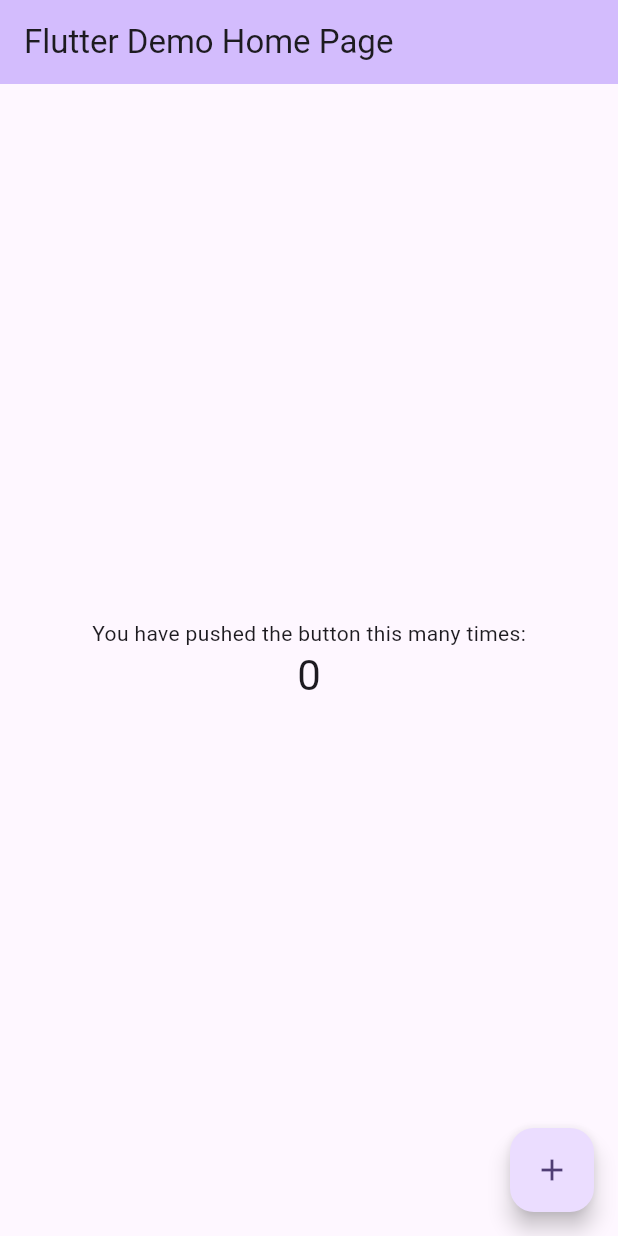
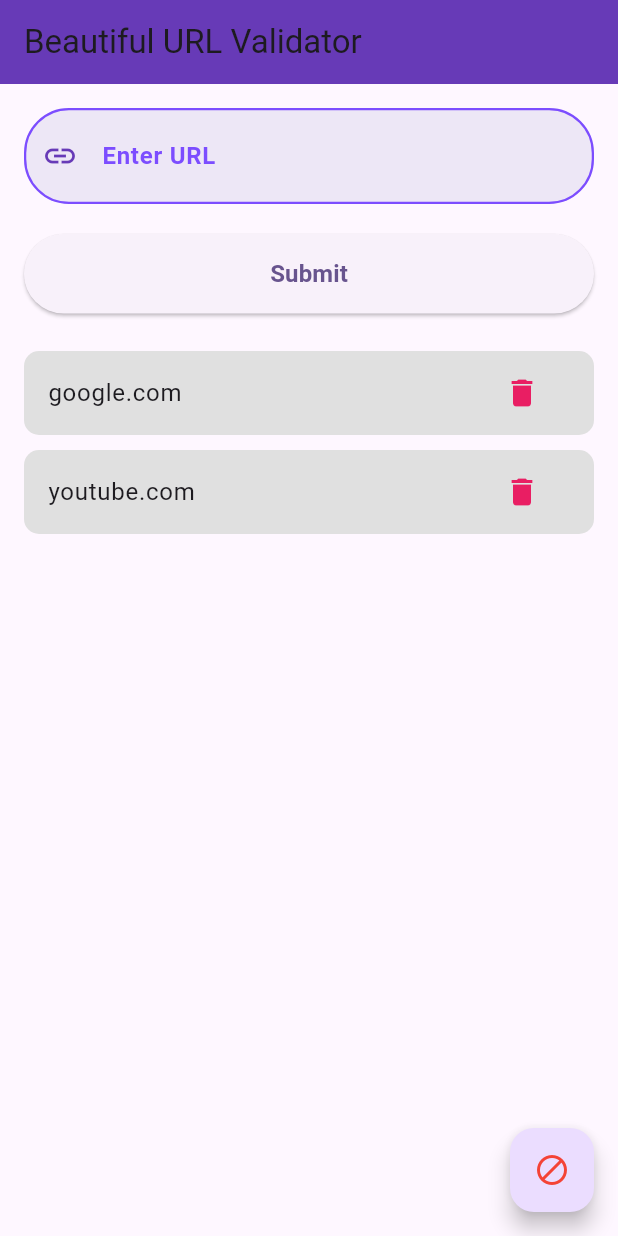
Before and after one commit to Amarj234/domain_blocker_globle_flutter, a Flutter app: the screen it shows after launch, on a phone screen of 412 x 824 dp. Run offline on Flutter 3.47's test engine with Material 3 defaults, Android fonts, the phone set to English and light mode, and no system bars; our stand-ins replace get_storage; missing offline and left inert: flutter_background_service.

Commit message:
add background service

```diff
--- a/lib/dns_vpn_controller.dart
+++ b/lib/dns_vpn_controller.dart
@@ -1,12 +1,22 @@
+import 'package:domain_block/save_local.dart';
 import 'package:flutter/services.dart';
 
 class DnsVpnController {
   static const MethodChannel _channel = MethodChannel('dns.blocker.vpn');
-  final List<String> blockedDomains = ['google.com', 'youtube.com'];
+
+   List<String> blockedDomains=[];
+  static const platform = MethodChannel('com.example.domain_block/foregroundService');
   Future<void> startVpn() async {
     try {
       // await _channel.invokeMethod('requestBatteryWhitelist');
+      if(SaveList().getList()==null || SaveList().getList()==[]){
 
+    blockedDomains = [ 'youtube.com'];
+      }else{
+
+        blockedDomains = SaveList().getList()??[ 'youtube.com'];
+      }
+print(blockedDomains);
     await _channel.invokeMethod('startVpn', {'domains': blockedDomains});
     } catch (e) {
       print("Error starting VPN: $e");
@@ -20,4 +30,13 @@ class DnsVpnController {
       print("Error stopping VPN: $e");
     }
   }
+
+  Future<void> startForegroundService() async {
+    try {
+      // Call the native Android method to start the service
+      await platform.invokeMethod('startForegroundService');
+    } on PlatformException catch (e) {
+      print("Failed to start foreground service: ${e.message}");
+    }
+  }
 }
--- a/lib/main.dart
+++ b/lib/main.dart
@@ -1,8 +1,16 @@
+import 'dart:io';
+
+import 'package:domain_block/save_local.dart';
 import 'package:flutter/material.dart';
+import 'package:flutter/services.dart';
+import 'package:get_storage/get_storage.dart';
+import 'background_service.dart';
 
-import 'dns_vpn_controller.dart';
+void main() async{
+  WidgetsFlutterBinding.ensureInitialized();
+  await GetStorage.init();
 
-void main() {
+
   runApp(const MyApp());
 }
 
@@ -16,112 +24,144 @@ class MyApp extends StatelessWidget {
       title: 'Flutter Demo',
       debugShowCheckedModeBanner: false,
       theme: ThemeData(
-        // This is the theme of your application.
-        //
-        // TRY THIS: Try running your application with "flutter run". You'll see
-        // the application has a purple toolbar. Then, without quitting the app,
-        // try changing the seedColor in the colorScheme below to Colors.green
-        // and then invoke "hot reload" (save your changes or press the "hot
-        // reload" button in a Flutter-supported IDE, or press "r" if you used
-        // the command line to start the app).
-        //
-        // Notice that the counter didn't reset back to zero; the application
-        // state is not lost during the reload. To reset the state, use hot
-        // restart instead.
-        //
-        // This works for code too, not just values: Most code changes can be
-        // tested with just a hot reload.
         colorScheme: ColorScheme.fromSeed(seedColor: Colors.deepPurple),
       ),
-      home: const MyHomePage(title: 'Flutter Demo Home Page'),
+      home: const MyHomePage(),
     );
   }
 }
 
 class MyHomePage extends StatefulWidget {
-  const MyHomePage({super.key, required this.title});
+  const MyHomePage({super.key});
 
-  // This widget is the home page of your application. It is stateful, meaning
-  // that it has a State object (defined below) that contains fields that affect
-  // how it looks.
 
-  // This class is the configuration for the state. It holds the values (in this
-  // case the title) provided by the parent (in this case the App widget) and
-  // used by the build method of the State. Fields in a Widget subclass are
-  // always marked "final".
-
-  final String title;
 
   @override
   State<MyHomePage> createState() => _MyHomePageState();
 }
 
 class _MyHomePageState extends State<MyHomePage> {
-  int _counter = 0;
 
-  void _incrementCounter() {
-    DnsVpnController dnsVpnController=DnsVpnController();
-    dnsVpnController.startVpn();
-    setState(() {
-      // This call to setState tells the Flutter framework that something has
-      // changed in this State, which causes it to rerun the build method below
-      // so that the display can reflect the updated values. If we changed
-      // _counter without calling setState(), then the build method would not be
-      // called again, and so nothing would appear to happen.
-      _counter++;
-    });
+  final TextEditingController urlController = TextEditingController();
+  final GlobalKey<FormState> _formKey = GlobalKey<FormState>();
+
+  bool isValidUrl(String url) {
+    final Uri? uri = Uri.tryParse(url);
+    return uri != null && uri.hasAbsolutePath;
   }
-
+  @override
   @override
   Widget build(BuildContext context) {
-    // This method is rerun every time setState is called, for instance as done
-    // by the _incrementCounter method above.
-    //
-    // The Flutter framework has been optimized to make rerunning build methods
-    // fast, so that you can just rebuild anything that needs updating rather
-    // than having to individually change instances of widgets.
     return Scaffold(
       appBar: AppBar(
-        // TRY THIS: Try changing the color here to a specific color (to
-        // Colors.amber, perhaps?) and trigger a hot reload to see the AppBar
-        // change color while the other colors stay the same.
-        backgroundColor: Theme.of(context).colorScheme.inversePrimary,
-        // Here we take the value from the MyHomePage object that was created by
-        // the App.build method, and use it to set our appbar title.
-        title: Text(widget.title),
+        title: Text('Beautiful URL Validator'),
+        backgroundColor: Colors.deepPurple,
       ),
-      body: Center(
-        // Center is a layout widget. It takes a single child and positions it
-        // in the middle of the parent.
-        child: Column(
-          // Column is also a layout widget. It takes a list of children and
-          // arranges them vertically. By default, it sizes itself to fit its
-          // children horizontally, and tries to be as tall as its parent.
-          //
-          // Column has various properties to control how it sizes itself and
-          // how it positions its children. Here we use mainAxisAlignment to
-          // center the children vertically; the main axis here is the vertical
-          // axis because Columns are vertical (the cross axis would be
-          // horizontal).
-          //
-          // TRY THIS: Invoke "debug painting" (choose the "Toggle Debug Paint"
-          // action in the IDE, or press "p" in the console), to see the
-          // wireframe for each widget.
-          mainAxisAlignment: MainAxisAlignment.center,
-          children: <Widget>[
-            const Text('You have pushed the button this many times:'),
-            Text(
-              '$_counter',
-              style: Theme.of(context).textTheme.headlineMedium,
-            ),
-          ],
+      body: Padding(
+        padding: const EdgeInsets.all(16.0),
+        child: Form(
+          key: _formKey,
+          child: Column(
+            crossAxisAlignment: CrossAxisAlignment.stretch,
+            children: [
+              // Beautiful TextFormField with custom decoration
+              TextFormField(
+                controller: urlController,
+                decoration: InputDecoration(
+                  labelText: 'Enter URL',
+                  labelStyle: TextStyle(
+                    color: Colors.deepPurpleAccent,
+                    fontWeight: FontWeight.bold,
+                  ),
+                  hintText: 'example.com',
+                  hintStyle: TextStyle(color: Colors.grey[500]),
+                  filled: true,
+                  fillColor: Colors.deepPurple[50],
+                  border: OutlineInputBorder(
+                    borderRadius: BorderRadius.circular(30.0),
+                    borderSide: BorderSide.none,
+                  ),
+                  contentPadding: EdgeInsets.symmetric(vertical: 20, horizontal: 15),
+                  prefixIcon: Icon(Icons.link, color: Colors.deepPurple),
+                  focusedBorder: OutlineInputBorder(
+                    borderRadius: BorderRadius.circular(30.0),
+                    borderSide: BorderSide(color: Colors.deepPurpleAccent, width: 2),
+                  ),
+                  enabledBorder: OutlineInputBorder(
+                    borderRadius: BorderRadius.circular(30.0),
+                    borderSide: BorderSide(color: Colors.deepPurpleAccent, width: 1.5),
+                  ),
+                ),
+                validator: (value) {
+                  if (value == null || value.isEmpty) {
+                    return 'Please enter a URL';
+                  }
+                  return null;
+                },
+              ),
+              SizedBox(height: 20),
+              ElevatedButton(
+                style: ElevatedButton.styleFrom(
+                  // Background color
+                  shape: RoundedRectangleBorder(
+                    borderRadius: BorderRadius.circular(30.0), // Button with rounded corners
+                  ),
+                  padding: EdgeInsets.symmetric(vertical: 15),
+                ),
+                onPressed: () {
+                  if (_formKey.currentState?.validate() ?? false) {
+                    final url = urlController.text;
+
+                    SaveList().saveList(url);
+                    urlController.text='';
+                    // Proceed with the URL
+                    print('Valid URL: $url');
+                    setState(() {
+
+                    });
+                  }
+                },
+                child: Text(
+                  'Submit',
+                  style: TextStyle(fontSize: 16, fontWeight: FontWeight.bold),
+                ),
+              ),
+              SizedBox(height: 20),
+              if(SaveList().getList()!=null || SaveList().getList()!=[])  ListView.builder(
+                physics: NeverScrollableScrollPhysics(),
+                  shrinkWrap: true,
+                  itemCount: SaveList().getList()?.length,
+
+                  itemBuilder: (context,index){
+                List<String>? myList=SaveList().getList();
+                return Container(
+                  margin: EdgeInsets.symmetric(vertical: 5),
+                  decoration: BoxDecoration(
+                    color: Colors.grey[300],
+                    borderRadius: BorderRadius.circular(10)
+                  ),
+                  child: ListTile(
+
+                    title: Text(myList![index]),
+                    trailing: IconButton(onPressed: (){
+                      SaveList().deleteData(myList[index]);
+                      setState(() {
+
+                      });
+                    }, icon: Icon(Icons.delete,color: Colors.pink,)),
+                  ),
+                );
+              })
+            ],
+          ),
         ),
       ),
-      floatingActionButton: FloatingActionButton(
-        onPressed: _incrementCounter,
-        tooltip: 'Increment',
-        child: const Icon(Icons.add),
-      ), // This trailing comma makes auto-formatting nicer for build methods.
+      floatingActionButton: FloatingActionButton(onPressed: ()async{
+       //  initializeService();
+        incrementCounter();
+
+         SystemNavigator.pop();
+      },child: Icon(Icons.block,color: Colors.red,),),
     );
   }
 }
--- /dev/null
+++ b/lib/save_local.dart
@@ -0,0 +1,41 @@
+
+
+import 'package:get_storage/get_storage.dart';
+
+
+class SaveList {
+
+  final box = GetStorage();
+
+  saveList(String url){
+    List<dynamic> stored =box.read('domain')??[];
+    List<String> fruits = List<String>.from(stored);
+
+ if(fruits.isEmpty){
+   box.write('domain', [url]);
+ }else{
+   fruits.add(url);
+   box.write('domain', fruits);
+ }
+  }
+
+
+  List<String>? getList(){
+
+
+    List<dynamic> stored =box.read('domain')??['google.com', 'youtube.com'];
+    List<String> fruits = List<String>.from(stored);
+    return fruits;
+
+  }
+
+  deleteData(String url){
+    List<dynamic> stored =box.read('domain')??[];
+    List<String> fruits = List<String>.from(stored);
+    fruits.remove(url);
+
+    box.write('domain', fruits);
+
+  }
+
+}
--- a/pubspec.yaml
+++ b/pubspec.yaml
@@ -34,6 +34,9 @@ dependencies:
   # The following adds the Cupertino Icons font to your application.
   # Use with the CupertinoIcons class for iOS style icons.
   cupertino_icons: ^1.0.8
+  flutter_background_service: ^5.1.0
+  flutter_local_notifications: ^17.2.2
+  get_storage: ^2.1.1
 
 dev_dependencies:
   flutter_test:
```
Also changed, not shown: lib/background_service.dart (added, +76 -0 lines), pubspec.lock, 12 other files.
